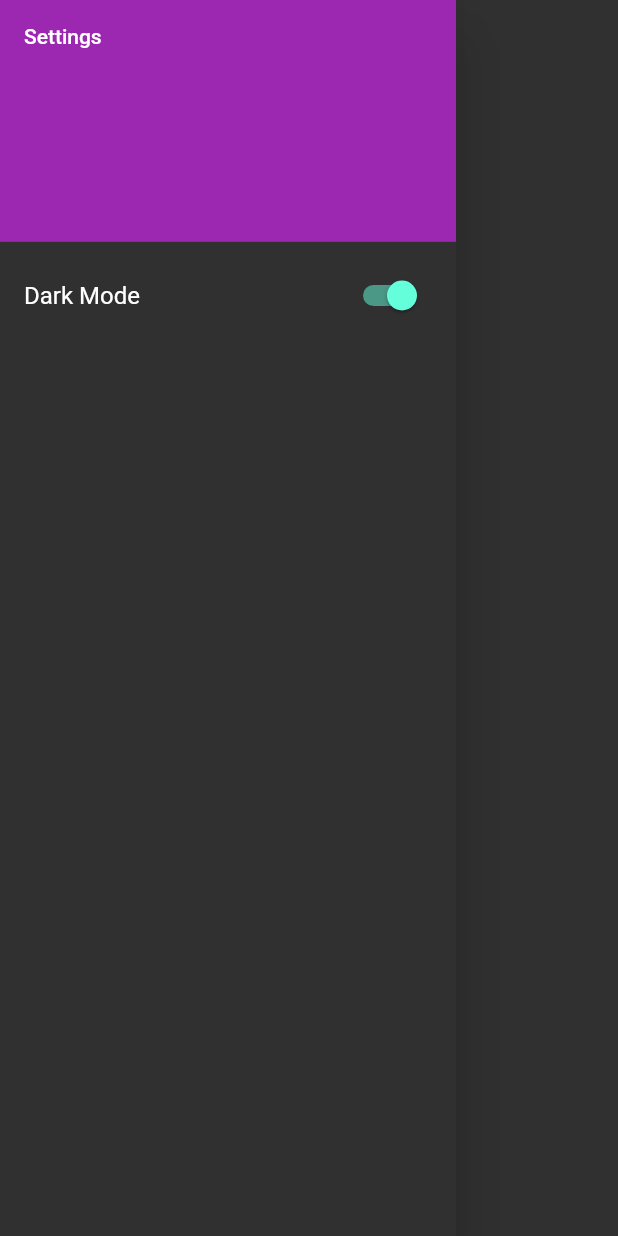
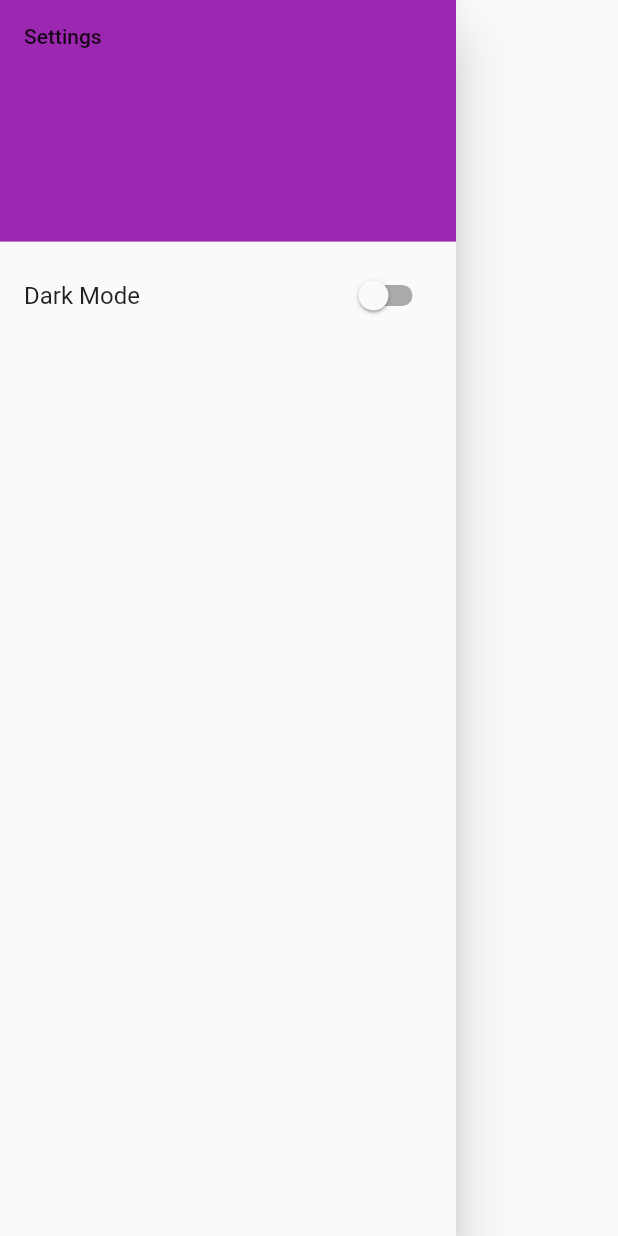
Before and after one commit to AndreEPaul/journal, a Flutter app: the DarkModeDrawer widget shown alone on an empty page, opened directly, after a tap on "Dark Mode", on a phone screen of 412 x 824 dp. Run offline on Flutter 3.47's test engine with Material 2 defaults, Android fonts, the phone set to English and light mode, and no system bars; our stand-ins replace sqflite; accounts and stored records are empty.

Commit message:
big reorg, but still not working correctly

```diff
--- a/lib/main.dart
+++ b/lib/main.dart
@@ -1,5 +1,4 @@
 import 'package:flutter/material.dart';
-import 'package:dynamic_theme/dynamic_theme.dart';
 import 'package:journal/widgets/journal_entry_form.dart';
 import 'package:journal/widgets/journal_entry_view.dart';
 import 'package:journal/widgets/my_home_page.dart';
@@ -22,18 +21,10 @@ class MyApp extends StatefulWidget {
 class _MyAppState extends State<MyApp> {
   @override
   Widget build(BuildContext context) {
-    return DynamicTheme(
-        defaultBrightness: Brightness.light,
-        data: (brightness) => ThemeData(
-              primarySwatch: Colors.purple,
-              brightness: brightness,
-            ),
-        themedWidgetBuilder: (context, theme) {
-          return MaterialApp(
-            title: 'Journal App',
-            theme: theme,
-            routes: MyApp.routes,
-          );
-        });
+    return MaterialApp(
+      title: 'Journal App',
+      theme: ThemeData(primaryColor: Colors.purple, accentColor: Colors.grey),
+      routes: MyApp.routes,
+    );
   }
 }
--- a/lib/models/journal.dart
+++ b/lib/models/journal.dart
@@ -8,8 +8,9 @@ class Journal {
   }
 
   bool isEmpty() {
+    if (entries == null) return true;
     return entries.isEmpty;
   }
 
-  Journal(this.entries);
+  Journal([this.entries]);
 }
--- a/lib/widgets/dark_mode_drawer.dart
+++ b/lib/widgets/dark_mode_drawer.dart
@@ -1,5 +1,4 @@
 import 'package:flutter/material.dart';
-import 'package:dynamic_theme/dynamic_theme.dart';
 
 class DarkModeDrawer extends StatefulWidget {
   @override
@@ -31,7 +30,7 @@ class _DarkModeDrawerState extends State<DarkModeDrawer> {
   bool _isDark = false;
 
   bool _getIsDark() {
-    if (DynamicTheme.of(context).brightness == Brightness.dark) {
+    if (Theme.of(context).brightness == Brightness.dark) {
       _isDark = true;
     } else {
       _isDark = false;
@@ -40,11 +39,7 @@ class _DarkModeDrawerState extends State<DarkModeDrawer> {
   }
 
   void toggleDarkMode() {
-    DynamicTheme.of(context).setBrightness(
-        Theme.of(context).brightness == Brightness.dark
-            ? Brightness.light
-            : Brightness.dark);
-    if (DynamicTheme.of(context).brightness == Brightness.dark) {
+    if (Theme.of(context).brightness == Brightness.dark) {
       _isDark = true;
     } else {
       _isDark = false;
--- a/lib/widgets/my_home_page.dart
+++ b/lib/widgets/my_home_page.dart
@@ -12,7 +12,6 @@ import 'package:journal/widgets/journal_entry_form.dart';
 import 'package:journal/widgets/journal_entry_view.dart';
 
 import 'package:sqflite/sqflite.dart';
-import 'package:path/path.dart';
 
 const DB_PATH = "lib/assets/schema_1.sql.txt";
 
@@ -27,7 +26,7 @@ class MyHomePage extends StatefulWidget {
 }
 
 class _MyHomePageState extends State<MyHomePage> {
-  Journal journal;
+  Journal journal = Journal();
 
   @override
   Widget build(BuildContext context) {
--- a/pubspec.yaml
+++ b/pubspec.yaml
@@ -21,7 +21,6 @@ environment:
   sdk: ">=2.7.0 <3.0.0"
 
 dependencies:
-  dynamic_theme:
   flutter:
     sdk: flutter
   intl:
@@ -49,7 +48,7 @@ flutter:
 
   # To add assets to your application, add an assets section, like this:
   assets:
-    - schema_1.sql.txt
+    - lib/assets/schema_1.sql.txt
   # An image asset can refer to one or more resolution-specific "variants", see
   # https://flutter.dev/assets-and-images/#resolution-aware.
 
```
Also changed, not shown: lib/assets/schema_1.sql.txt (renamed from assets/schema_1.sql.txt), pubspec.lock.
